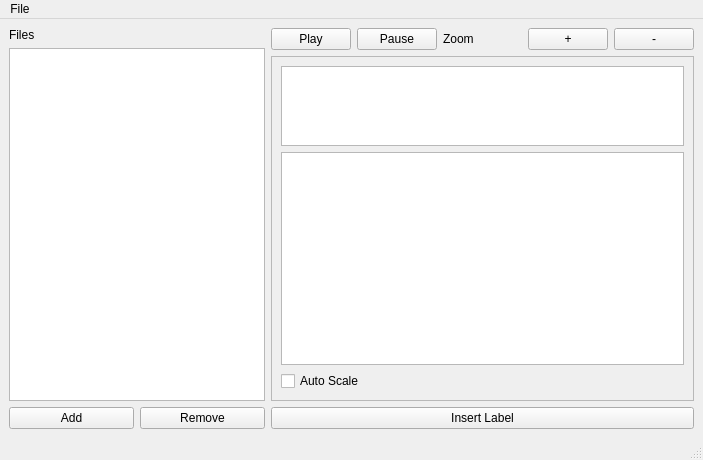
apersaud2018/SPELL, file src/views/SPELLMainWindow.ui: the form before one commit.
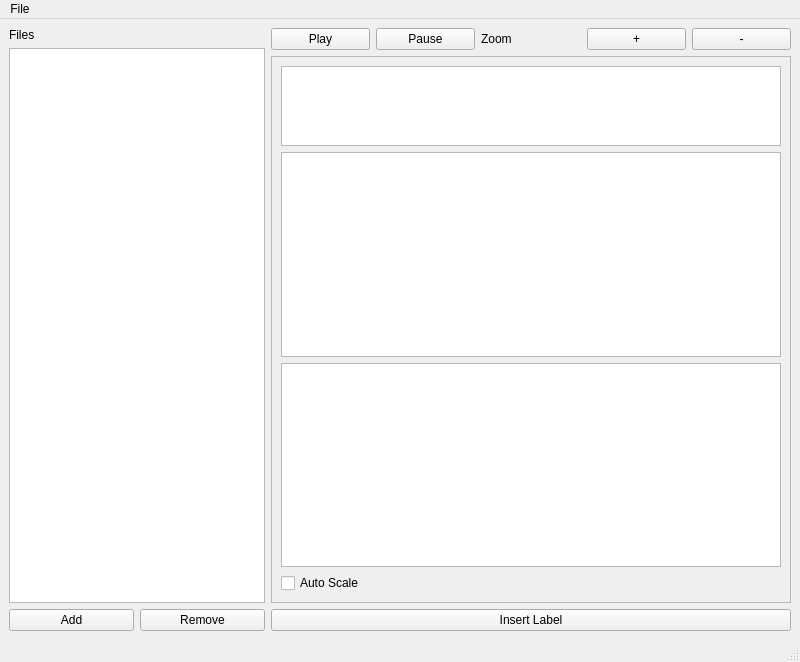
The form after the commit.

Commit message: Added graphics view for spectrogram

What changed in the file:
```diff
--- a/src/views/SPELLMainWindow.ui
+++ b/src/views/SPELLMainWindow.ui
@@ -6,8 +6,8 @@
    <rect>
     <x>0</x>
     <y>0</y>
-    <width>703</width>
-    <height>460</height>
+    <width>800</width>
+    <height>662</height>
    </rect>
   </property>
   <property name="windowTitle">
@@ -117,8 +117,8 @@
           <rect>
            <x>0</x>
            <y>0</y>
-           <width>417</width>
-           <height>340</height>
+           <width>514</width>
+           <height>542</height>
           </rect>
          </property>
          <property name="sizePolicy">
@@ -156,6 +156,9 @@
           <item>
            <widget class="QGraphicsView" name="waveForm"/>
           </item>
+          <item>
+           <widget class="QGraphicsView" name="spectrogram"/>
+          </item>
           <item>
            <widget class="QCheckBox" name="autoScale">
             <property name="text">
@@ -183,7 +186,7 @@
     <rect>
      <x>0</x>
      <y>0</y>
-     <width>703</width>
+     <width>800</width>
      <height>20</height>
     </rect>
    </property>
```
The commit also changes 9 other files.
